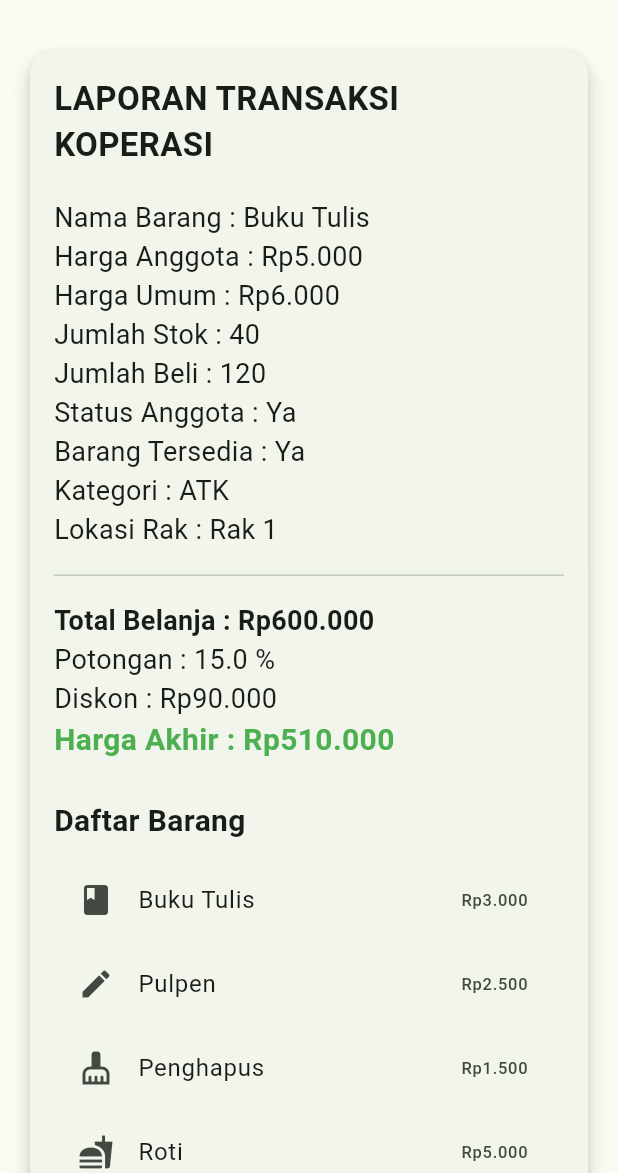
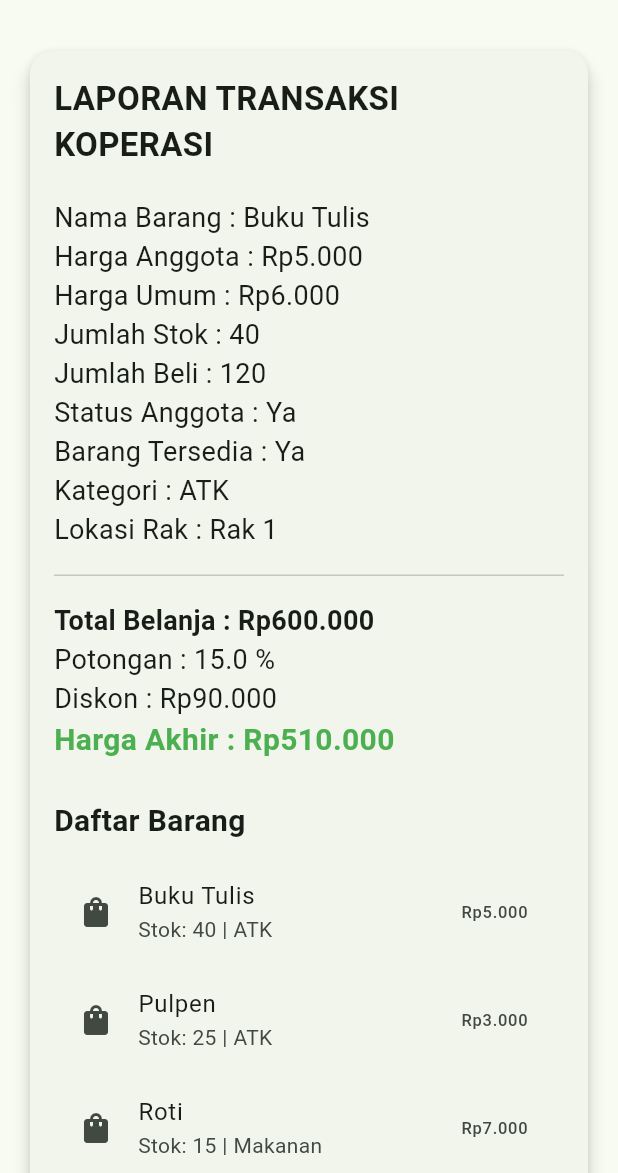
Before and after one commit to aselyarpl1-pixel/Latihan01_06, a Flutter app: the screen it shows after launch, on a phone screen of 412 x 824 dp, the part 63-1236 px from its top. Run offline on Flutter 3.47's test engine with Material 3 defaults, Android fonts, the phone set to English and light mode, and no system bars.

Commit message:
LKPD-5 OOP

```diff
--- a/lib/main.dart
+++ b/lib/main.dart
@@ -42,6 +42,26 @@ Menyusun fungsi dari fungsi lain membuat program lebih rapi,
 mengurangi pengulangan kode, dan mudah dirawat.
 */
 
+class Barang {
+  String nama;
+  int harga;
+  int stok;
+  String kategori;
+
+  // Konstruktor
+  Barang(this.nama, this.harga, this.stok, this.kategori);
+
+  // Method
+  void tampilkan() {
+    print("===== KARTU BARANG =====");
+    print("Nama      : $nama");
+    print("Harga     : Rp$harga");
+    print("Stok      : $stok");
+    print("Kategori  : $kategori");
+    print("========================");
+  }
+}
+
 void main() {
   runApp(const MyApp());
 }
@@ -74,17 +94,28 @@ class HomePage extends StatelessWidget {
   @override
   Widget build(BuildContext context) {
 
-    String namaBarang = "Buku Tulis";
-    int hargaAnggota = 5000;
+    List<Barang> daftarBarang = [
+      Barang("Buku Tulis", 5000, 40, "ATK"),
+      Barang("Pulpen", 3000, 25, "ATK"),
+      Barang("Roti", 7000, 15, "Makanan"),
+    ];
+
+    // Memanggil method
+    for (var barang in daftarBarang) {
+      barang.tampilkan();
+    }
+
+    bool anggota = true;
+    bool tersedia = daftarBarang[0].stok > 0;
+
+    String rak = "Rak 1";
+
+    int hargaAnggota = daftarBarang[0].harga;
     int hargaUmum = 6000;
-    int jumlahStok = 40;
+    int jumlahStok = daftarBarang[0].stok;
     int jumlahBeli = 120;
 
-    bool anggota = true;
-    bool tersedia = jumlahStok > 0;
-
-    String kategori = "ATK";
-    String rak = "Rak 1";
+    String namaBarang = daftarBarang[0].nama;
 
     double harga = hitungHarga(
       anggota,
@@ -175,7 +206,7 @@ class HomePage extends StatelessWidget {
                 ),
 
                 Text(
-                  "Kategori : $kategori",
+                  "Kategori : ${daftarBarang[0].kategori}",
                   style: const TextStyle(fontSize: 18),
                 ),
 
@@ -225,28 +256,24 @@ class HomePage extends StatelessWidget {
 
                 const SizedBox(height: 10),
 
-                ListTile(
-                  leading: const Icon(Icons.book),
-                  title: const Text("Buku Tulis"),
-                  trailing: Text(rupiah(3000)),
-                ),
+                /*Menggunakan List<Barang> lebih baik karena
+                semua data barang tersimpan dalam satu koleksi dan
+                dapat ditampilkan menggunakan perulangan.
+                Jika jumlah barang bertambah atau berkurang,
+                cukup mengubah isi list tanpa perlu menambah atau
+                menghapus banyak baris kode seperti pada Sprint 3.*/
 
-                ListTile(
-                  leading: const Icon(Icons.edit),
-                  title: const Text("Pulpen"),
-                  trailing: Text(rupiah(2500)),
-                ),
-
-                ListTile(
-                  leading: const Icon(Icons.cleaning_services),
-                  title: const Text("Penghapus"),
-                  trailing: Text(rupiah(1500)),
-                ),
-
-                ListTile(
-                  leading: const Icon(Icons.fastfood),
-                  title: const Text("Roti"),
-                  trailing: Text(rupiah(5000)),
+                Column(
+                  children: daftarBarang.map((barang) {
+                    return ListTile(
+                      leading: const Icon(Icons.shopping_bag),
+                      title: Text(barang.nama),
+                      subtitle: Text(
+                        "Stok: ${barang.stok} | ${barang.kategori}",
+                      ),
+                      trailing: Text(rupiah(barang.harga)),
+                    );
+                  }).toList(),
                 ),
               ],
             ),
@@ -256,3 +283,10 @@ class HomePage extends StatelessWidget {
     );
   }
 }
+
+/*
+Barang dimodelkan sebagai objek agar program lebih terstruktur,
+mudah dikembangkan, dan mengurangi pengulangan kode. Jika ada
+perubahan pada data atau fitur barang, cukup mengubah kelas
+Barang sehingga semua objek ikut menggunakan perubahan tersebut.
+*/
```
